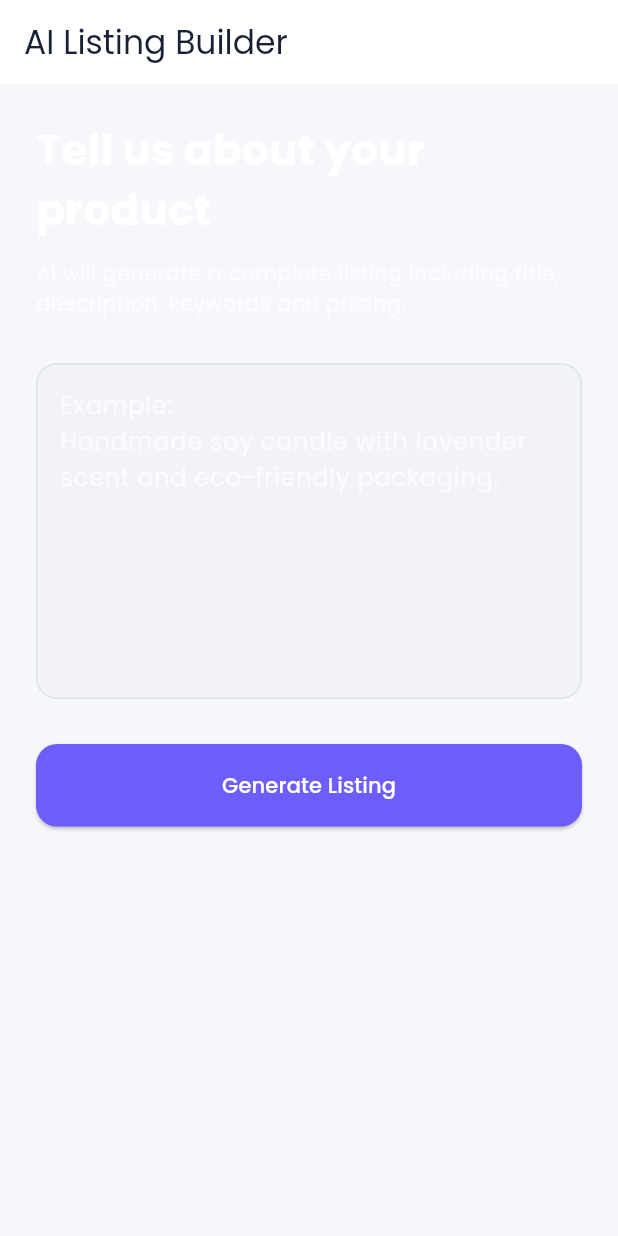
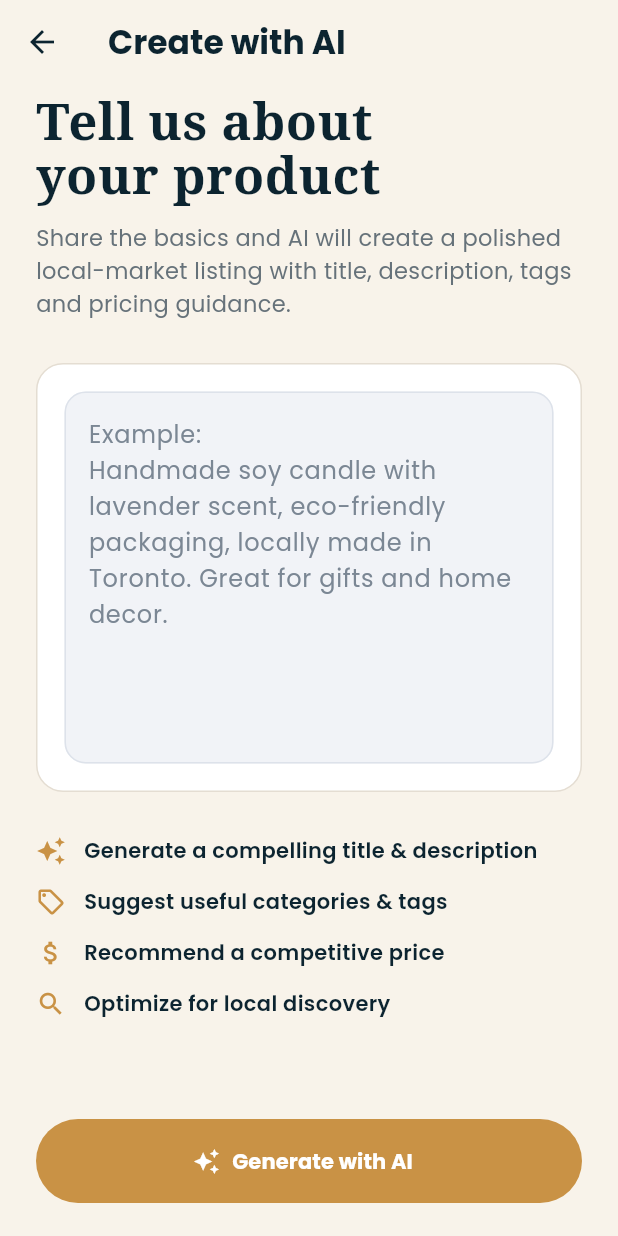
Before and after one commit to ujwaljetly-create/brandNextDoor, a Flutter app: the AIListingBuilderScreen screen opened by its route, on a phone screen of 412 x 824 dp. Run offline on Flutter 3.47's test engine with Material 3 defaults, Android fonts, the phone set to English and light mode, and no system bars; our stand-ins replace cloud_firestore, firebase_auth, firebase_core, firebase_messaging, firebase_storage, flutter_dotenv and 6 more; accounts and stored records are empty.

Commit message:
Redesign AI listing builder with progress flow

```diff
--- a/lib/features/listings/screens/ai_listing_builder_screen.dart
+++ b/lib/features/listings/screens/ai_listing_builder_screen.dart
@@ -4,76 +4,40 @@ import 'package:go_router/go_router.dart';
 import '../models/generated_listing_model.dart';
 import '../services/ai_listing_service.dart';
 
-class AIListingBuilderScreen
-    extends StatefulWidget {
-  const AIListingBuilderScreen({
-    super.key,
-  });
+class AIListingBuilderScreen extends StatefulWidget {
+  const AIListingBuilderScreen({super.key});
 
   @override
-  State<AIListingBuilderScreen>
-      createState() =>
-          _AIListingBuilderScreenState();
+  State<AIListingBuilderScreen> createState() => _AIListingBuilderScreenState();
 }
 
-class _AIListingBuilderScreenState
-    extends State<AIListingBuilderScreen> {
-  final descriptionController =
-      TextEditingController();
+class _AIListingBuilderScreenState extends State<AIListingBuilderScreen> {
+  static const _navy = Color(0xFF0C2430);
+  static const _gold = Color(0xFFC99245);
+  static const _cream = Color(0xFFF8F3EA);
 
+  final descriptionController = TextEditingController();
   bool isGenerating = false;
 
   Future<void> generateListing() async {
-    if (descriptionController.text
-        .trim()
-        .isEmpty) {
-      ScaffoldMessenger.of(context)
-          .showSnackBar(
-        const SnackBar(
-          content: Text(
-            'Tell us about your product.',
-          ),
-        ),
+    if (descriptionController.text.trim().isEmpty) {
+      ScaffoldMessenger.of(context).showSnackBar(
+        const SnackBar(content: Text('Tell us about your product.')),
       );
-
       return;
     }
 
+    setState(() => isGenerating = true);
     try {
-      setState(() {
-        isGenerating = true;
-      });
-
-      final GeneratedListingModel
-          listing =
-          await AIListingService()
-              .generateListing(
-        descriptionController.text
-            .trim(),
-      );
-
+      final GeneratedListingModel listing =
+          await AIListingService().generateListing(descriptionController.text.trim());
       if (!mounted) return;
-
-      context.push(
-        '/ai-listing-result',
-        extra: listing,
-      );
+      context.push('/ai-listing-result', extra: listing);
     } catch (e) {
       if (!mounted) return;
-
-      ScaffoldMessenger.of(context)
-          .showSnackBar(
-        SnackBar(
-          content:
-              Text(e.toString()),
-        ),
-      );
+      ScaffoldMessenger.of(context).showSnackBar(SnackBar(content: Text(e.toString())));
     } finally {
-      if (mounted) {
-        setState(() {
-          isGenerating = false;
-        });
-      }
+      if (mounted) setState(() => isGenerating = false);
     }
   }
 
@@ -84,95 +48,112 @@ class _AIListingBuilderScreenState
   }
 
   @override
-  Widget build(
-      BuildContext context) {
+  Widget build(BuildContext context) {
+    if (isGenerating) return _progressScreen();
+
     return Scaffold(
+      backgroundColor: _cream,
       appBar: AppBar(
-        title: const Text(
-          'AI Listing Builder',
+        backgroundColor: _cream,
+        elevation: 0,
+        leading: IconButton(
+          onPressed: () => context.pop(),
+          icon: const Icon(Icons.arrow_back, color: _navy),
         ),
+        title: const Text('Create with AI', style: TextStyle(color: _navy, fontWeight: FontWeight.w700)),
       ),
       body: SafeArea(
-        child: SingleChildScrollView(
-          padding: const EdgeInsets.all(24),
+        top: false,
         child: Column(
-            crossAxisAlignment:
-                CrossAxisAlignment.start,
+          children: [
+            Expanded(
+              child: ListView(
+                padding: const EdgeInsets.fromLTRB(24, 8, 24, 24),
                 children: [
                   const Text(
-                'Tell us about your product',
-                style: TextStyle(
-                  fontSize: 28,
-                  fontWeight:
-                      FontWeight.bold,
-                  color:
-                      Colors.white,
+                    'Tell us about\nyour product',
+                    style: TextStyle(color: _navy, fontFamily: 'serif', fontSize: 34, height: 1.05, fontWeight: FontWeight.w700),
                   ),
+                  const SizedBox(height: 12),
+                  const Text(
+                    'Share the basics and AI will create a polished local-market listing with title, description, tags and pricing guidance.',
+                    style: TextStyle(color: Color(0xFF66727A), fontSize: 15, height: 1.45),
                   ),
-
-              const SizedBox(
-                height: 12,
+                  const SizedBox(height: 28),
+                  Container(
+                    padding: const EdgeInsets.all(18),
+                    decoration: BoxDecoration(
+                      color: Colors.white,
+                      borderRadius: BorderRadius.circular(18),
+                      border: Border.all(color: const Color(0xFFE4DDD2)),
                     ),
-
-              const Text(
-                'AI will generate a complete listing including title, description, keywords and pricing.',
-                style: TextStyle(
-                  color:
-                      Colors.white70,
-                ),
-              ),
-
-              const SizedBox(
-                height: 30,
-              ),
-
-              TextField(
-                controller:
-                    descriptionController,
-                maxLines: 8,
-                style: const TextStyle(
-                  color: Colors.white,
-                ),
-                cursorColor: Colors.white,
-                decoration:
-                    InputDecoration(
-                  hintText:
-                      'Example:\nHandmade soy candle with lavender scent and eco-friendly packaging.',
-                  hintStyle: const TextStyle(
-                    color: Colors.white70,
-                  ),
-                  border:
-                      OutlineInputBorder(
-                    borderRadius:
-                        BorderRadius.circular(
-                      20,
+                    child: TextField(
+                      controller: descriptionController,
+                      maxLines: 9,
+                      style: const TextStyle(color: _navy),
+                      decoration: const InputDecoration(
+                        border: InputBorder.none,
+                        hintText: 'Example:\nHandmade soy candle with lavender scent, eco-friendly packaging, locally made in Toronto. Great for gifts and home decor.',
                       ),
                     ),
                   ),
+                  const SizedBox(height: 22),
+                  const _AiBenefit(Icons.auto_awesome, 'Generate a compelling title & description'),
+                  const _AiBenefit(Icons.sell_outlined, 'Suggest useful categories & tags'),
+                  const _AiBenefit(Icons.attach_money, 'Recommend a competitive price'),
+                  const _AiBenefit(Icons.search, 'Optimize for local discovery'),
+                ],
               ),
-
-              const SizedBox(
-                height: 30,
             ),
-
-              SizedBox(
-                width:
-                    double.infinity,
-                height: 55,
-                child:
-                    ElevatedButton(
-                  onPressed:
-                      isGenerating
-                          ? null
-                          : generateListing,
-                  child:
-                      isGenerating
-                          ? const CircularProgressIndicator()
-                          : const Text(
-                              'Generate Listing',
+            Padding(
+              padding: const EdgeInsets.fromLTRB(24, 10, 24, 22),
+              child: SizedBox(
+                width: double.infinity,
+                height: 56,
+                child: FilledButton.icon(
+                  style: FilledButton.styleFrom(backgroundColor: _gold, foregroundColor: Colors.white),
+                  onPressed: generateListing,
+                  icon: const Icon(Icons.auto_awesome),
+                  label: const Text('Generate with AI', style: TextStyle(fontWeight: FontWeight.w700)),
                 ),
               ),
             ),
+          ],
+        ),
+      ),
+    );
+  }
+
+  Widget _progressScreen() {
+    return Scaffold(
+      backgroundColor: _cream,
+      body: SafeArea(
+        child: Padding(
+          padding: const EdgeInsets.all(28),
+          child: Column(
+            mainAxisAlignment: MainAxisAlignment.center,
+            children: [
+              Container(
+                width: 170,
+                height: 170,
+                decoration: BoxDecoration(
+                  shape: BoxShape.circle,
+                  border: Border.all(color: _gold, width: 5),
+                  gradient: const RadialGradient(colors: [Colors.white, Color(0xFFF3E8D9)]),
+                ),
+                child: const Center(
+                  child: Text('Let AI\ndo the rest', textAlign: TextAlign.center, style: TextStyle(color: _navy, fontFamily: 'serif', fontSize: 29, height: 1.05, fontWeight: FontWeight.w700)),
+                ),
+              ),
+              const SizedBox(height: 32),
+              const Text('Creating your product listing\nwith compelling copy, tags, and suggestions...', textAlign: TextAlign.center, style: TextStyle(color: _navy, fontSize: 17, height: 1.4)),
+              const SizedBox(height: 28),
+              const LinearProgressIndicator(color: _gold, backgroundColor: Color(0xFFE9DED0)),
+              const SizedBox(height: 28),
+              const _Progress('Analyzing product details'),
+              const _Progress('Generating title & description'),
+              const _Progress('Suggesting category & tags'),
+              const _Progress('Optimizing for local search'),
             ],
           ),
         ),
@@ -180,3 +161,39 @@ class _AIListingBuilderScreenState
     );
   }
 }
+
+class _AiBenefit extends StatelessWidget {
+  final IconData icon;
+  final String text;
+  const _AiBenefit(this.icon, this.text);
+
+  @override
+  Widget build(BuildContext context) {
+    return Padding(
+      padding: const EdgeInsets.symmetric(vertical: 7),
+      child: Row(
+        children: [
+          Icon(icon, color: const Color(0xFFC99245), size: 20),
+          const SizedBox(width: 12),
+          Expanded(child: Text(text, style: const TextStyle(color: Color(0xFF0C2430), fontWeight: FontWeight.w600))),
+        ],
+      ),
+    );
+  }
+}
+
+class _Progress extends StatelessWidget {
+  final String text;
+  const _Progress(this.text);
+  @override
+  Widget build(BuildContext context) => Padding(
+        padding: const EdgeInsets.symmetric(vertical: 6),
+        child: Row(
+          children: [
+            const Icon(Icons.check_circle, color: Color(0xFFC99245), size: 20),
+            const SizedBox(width: 10),
+            Text(text, style: const TextStyle(color: Color(0xFF0C2430), fontWeight: FontWeight.w600)),
+          ],
+        ),
+      );
+}
```
Lines whose indentation alone changed are shown as unchanged.
